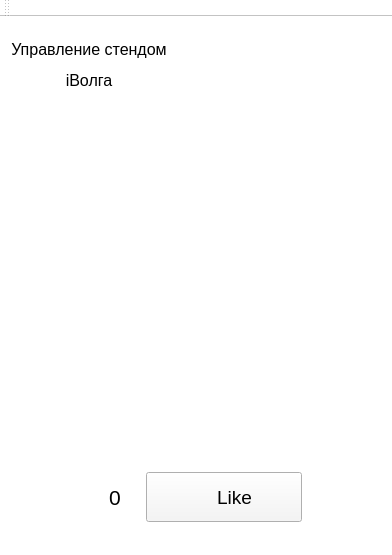
This is mainwindow.ui in GRomR1/qt-iot-android-app as Qt 5 draws it before an edit. The edited form follows.
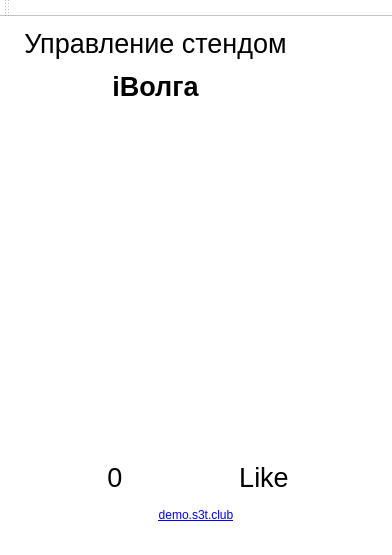
This is the edited form. Icons and pictures are not drawn.

```diff
--- a/mainwindow.ui
+++ b/mainwindow.ui
@@ -27,15 +27,28 @@
      <layout class="QVBoxLayout" name="verticalLayout">
       <item>
        <layout class="QHBoxLayout" name="horizontalLayout">
+        <item>
+         <spacer name="horizontalSpacer_4">
+          <property name="orientation">
+           <enum>Qt::Horizontal</enum>
+          </property>
+          <property name="sizeHint" stdset="0">
+           <size>
+            <width>40</width>
+            <height>20</height>
+           </size>
+          </property>
+         </spacer>
+        </item>
         <item>
          <widget class="QLabel" name="headerLabel">
           <property name="font">
            <font>
-            <pointsize>12</pointsize>
+            <pointsize>20</pointsize>
            </font>
           </property>
           <property name="text">
-           <string>&lt;html&gt;&lt;head/&gt;&lt;body&gt;&lt;p align=&quot;center&quot;&gt;Управление стендом&lt;/p&gt;&lt;p align=&quot;center&quot;&gt;iВолга&lt;/p&gt;&lt;/body&gt;&lt;/html&gt;</string>
+           <string>&lt;html&gt;&lt;head/&gt;&lt;body&gt;&lt;p align=&quot;center&quot;&gt;Управление стендом&lt;/p&gt;&lt;p align=&quot;center&quot;&gt;&lt;span style=&quot; font-weight:600;&quot;&gt;iВолга&lt;/span&gt;&lt;/p&gt;&lt;/body&gt;&lt;/html&gt;</string>
           </property>
           <property name="alignment">
            <set>Qt::AlignCenter</set>
@@ -123,13 +136,13 @@
          <widget class="QLabel" name="likeLabel">
           <property name="minimumSize">
            <size>
-            <width>50</width>
+            <width>100</width>
             <height>50</height>
            </size>
           </property>
           <property name="font">
            <font>
-            <pointsize>16</pointsize>
+            <pointsize>20</pointsize>
            </font>
           </property>
           <property name="text">
@@ -153,13 +166,11 @@
           </property>
           <property name="font">
            <font>
-            <pointsize>14</pointsize>
+            <pointsize>20</pointsize>
            </font>
           </property>
           <property name="styleSheet">
-           <string notr="true">
-
-     background-color: #F5F5F5;</string>
+           <string notr="true">border: none;</string>
           </property>
           <property name="text">
            <string>    Like</string>
@@ -174,7 +185,7 @@
            </size>
           </property>
           <property name="flat">
-           <bool>false</bool>
+           <bool>true</bool>
           </property>
          </widget>
         </item>
@@ -195,6 +206,19 @@
       </item>
      </layout>
     </item>
+    <item>
+     <widget class="QLabel" name="labelInfo">
+      <property name="text">
+       <string>&lt;html&gt;&lt;head/&gt;&lt;body&gt;&lt;p align=&quot;center&quot;&gt;&lt;a href=&quot;http://demo.s3t.club&quot;&gt;&lt;span style=&quot; text-decoration: underline; color:#0000ff;&quot;&gt;demo.s3t.club&lt;/span&gt;&lt;/a&gt;&lt;/p&gt;&lt;/body&gt;&lt;/html&gt;</string>
+      </property>
+      <property name="textFormat">
+       <enum>Qt::RichText</enum>
+      </property>
+      <property name="openExternalLinks">
+       <bool>true</bool>
+      </property>
+     </widget>
+    </item>
    </layout>
   </widget>
   <widget class="QMenuBar" name="menuBar">
```
Left out of the diff: 9 changed lines with no effect on the pictures.
